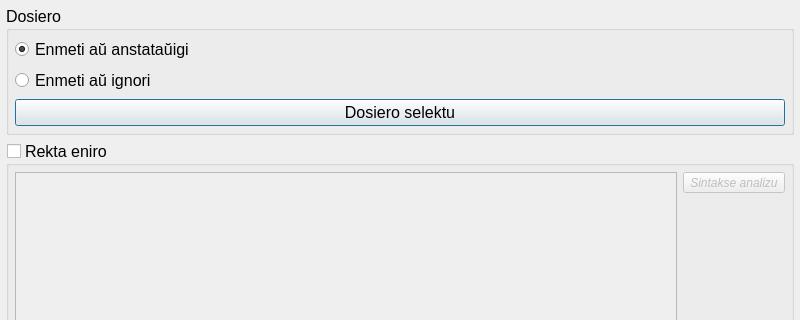
Above: datumojrestauxro.ui from MDCremer/Gradivus before the change; both pictures show x 0 to 800 and y 0 to 320 of the 800 by 600 pixel window. Below: the same form after it.
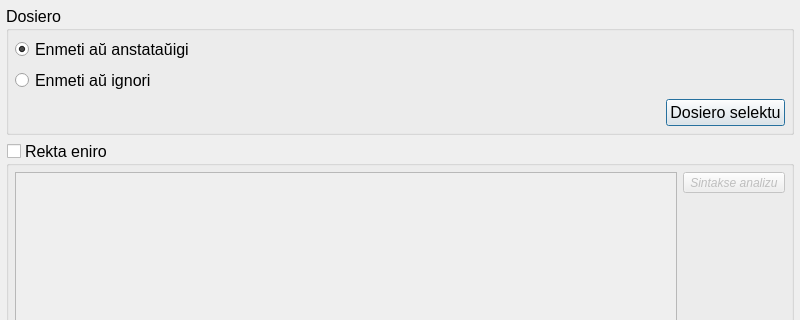
That is the form after the change.

```diff
--- a/datumojrestauxro.ui
+++ b/datumojrestauxro.ui
@@ -71,11 +71,28 @@
        </widget>
       </item>
       <item>
+       <layout class="QHBoxLayout" name="horizontalLayout_3">
+        <item>
+         <spacer name="horizontalSpacer_2">
+          <property name="orientation">
+           <enum>Qt::Horizontal</enum>
+          </property>
+          <property name="sizeHint" stdset="0">
+           <size>
+            <width>40</width>
+            <height>20</height>
+           </size>
+          </property>
+         </spacer>
+        </item>
+        <item>
        <widget class="QPushButton" name="dosieroSelektu">
         <property name="text">
          <string>Dosiero selektu</string>
         </property>
        </widget>
+        </item>
+       </layout>
       </item>
      </layout>
     </widget>
```
Lines whose indentation alone changed are shown as unchanged.
